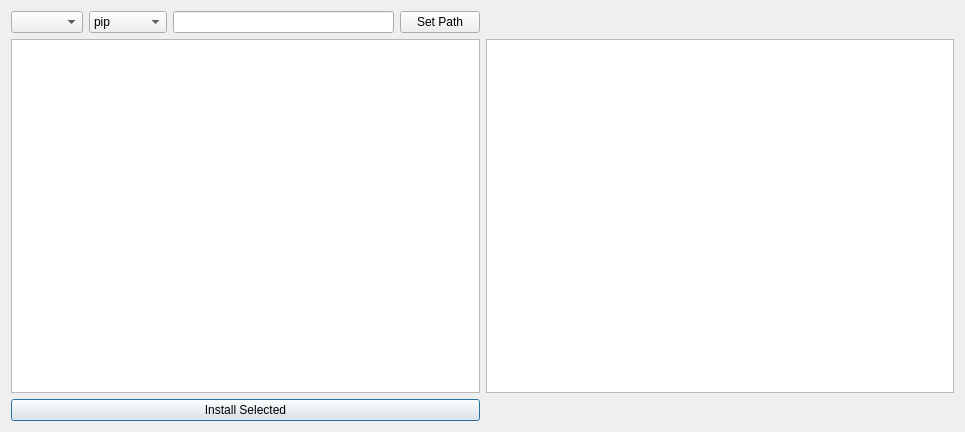
OpenChemistry/avogadrolibs, file avogadro/qtplugins/plugindownloader/pluginmanagerwidget.ui: the form before one commit.
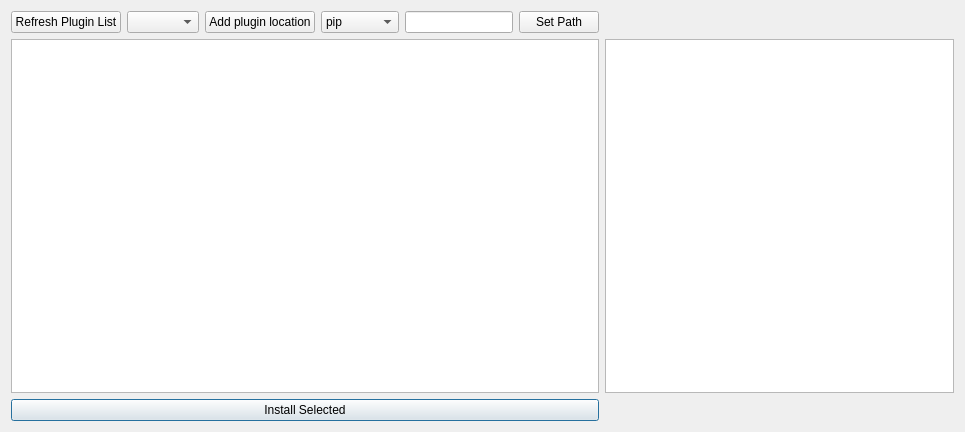
The form after the commit.

```diff
--- a/avogadro/qtplugins/plugindownloader/pluginmanagerwidget.ui
+++ b/avogadro/qtplugins/plugindownloader/pluginmanagerwidget.ui
@@ -28,12 +28,33 @@
     <widget class="QTextBrowser" name="pluginDescriptionBrowser"/>
    </item>
    <item row="0" column="0">
-    <layout class="QHBoxLayout" name="horizontalLayout" stretch="0,0,0,0">
+    <layout class="QHBoxLayout" name="horizontalLayout" stretch="0,0,0,0,0,0">
      <property name="sizeConstraint">
       <enum>QLayout::SetDefaultConstraint</enum>
      </property>
      <item>
-      <widget class="QComboBox" name="environmentSelection"/>
+      <widget class="QPushButton" name="refreshPluginsList">
+       <property name="text">
+        <string>Refresh Plugin List</string>
+       </property>
+      </widget>
+     </item>
+     <item>
+      <widget class="QComboBox" name="environmentSelection">
+       <property name="sizePolicy">
+        <sizepolicy hsizetype="Preferred" vsizetype="Fixed">
+         <horstretch>0</horstretch>
+         <verstretch>0</verstretch>
+        </sizepolicy>
+       </property>
+      </widget>
+     </item>
+     <item>
+      <widget class="QPushButton" name="addPluginLocation">
+       <property name="text">
+        <string>Add plugin location</string>
+       </property>
+      </widget>
      </item>
      <item>
       <widget class="QComboBox" name="installMethod">
```
